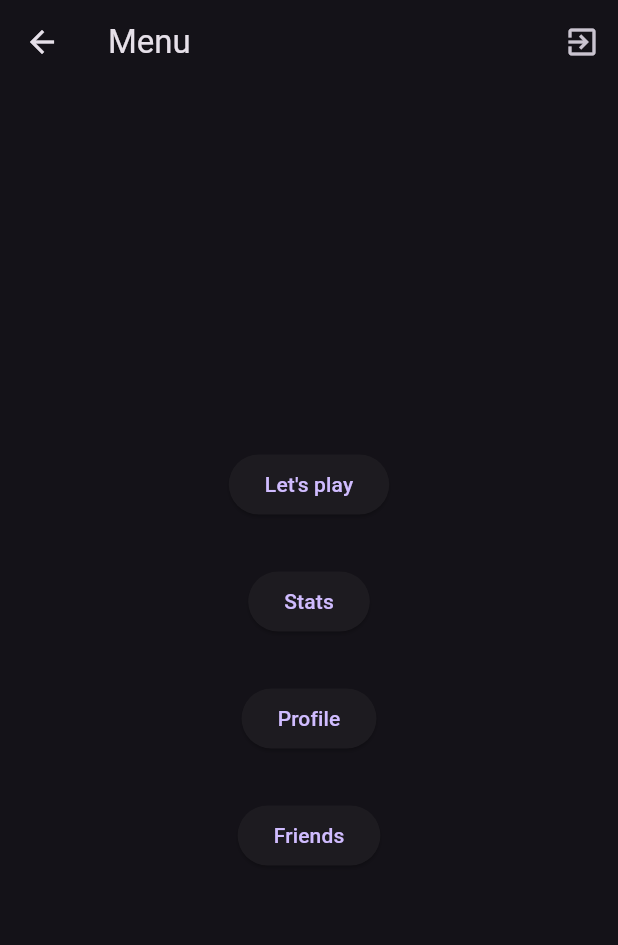
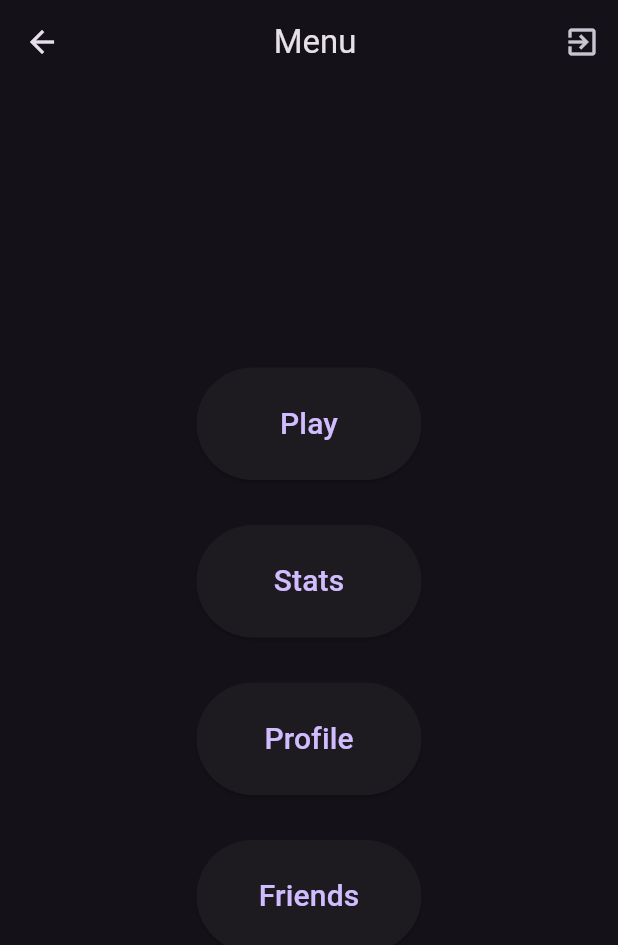
Before and after one commit to mackness33/MultiplayerSnake, a Flutter app: the MenuView screen opened directly, on a phone screen of 412 x 824 dp. Shown: the top 945 px of the screen. Run offline on Flutter 3.47's test engine with Material 2 defaults, Android fonts, the phone set to English and light mode, and no system bars; our stand-ins replace bloc, equatable, flutter_bloc, flutter_dotenv, socket_io_client, supabase and 1 more; missing offline and left inert: flame, flame_bloc; accounts and stored records are empty.

Commit message:
Fix UI of Menu

```diff
--- a/lib/views/menu_view.dart
+++ b/lib/views/menu_view.dart
@@ -9,6 +9,7 @@ import 'package:multiplayersnake/services/game/blocs/game_event.dart';
 import 'package:multiplayersnake/utils/constants.dart';
 import 'package:multiplayersnake/views/friends_view.dart';
 import 'package:multiplayersnake/views/profile_view.dart';
+import 'package:multiplayersnake/views/static_profile_view.dart';
 import 'package:multiplayersnake/views/statistics_view.dart';
 import 'package:supabase_flutter/supabase_flutter.dart';
 
@@ -38,7 +39,7 @@ class _MenuViewState extends State<MenuView> {
   Widget build(BuildContext context) {
     return Scaffold(
       appBar: AppBar(
-        title: const Text("Menu"),
+        title: const Center(child: Text("Menu")),
         actions: [
           IconButton(
             onPressed: () async {
@@ -54,55 +55,46 @@ class _MenuViewState extends State<MenuView> {
           mainAxisAlignment: MainAxisAlignment.center,
           crossAxisAlignment: CrossAxisAlignment.center,
           children: [
-            Container(
-              margin: const EdgeInsets.all(15),
-              child: ElevatedButton(
-                onPressed: () {
-                  context.read<GameBloc>().add(const GameEventConnection());
-                },
-                child: const Text('Let\'s play'),
-              ),
-            ),
-            Container(
-              margin: const EdgeInsets.all(15),
-              child: ElevatedButton(
-                onPressed: () {
-                  Navigator.push(
-                    context,
-                    MaterialPageRoute(
-                        builder: (context) => const StatisticsView()),
-                  );
-                },
-                child: const Text('Stats'),
-              ),
-            ),
-            Container(
-              margin: const EdgeInsets.all(15),
-              child: ElevatedButton(
-                onPressed: () {
-                  Navigator.push(
-                    context,
-                    MaterialPageRoute(
-                        builder: (context) => const ProfileView()),
-                  );
-                },
-                child: const Text('Profile'),
-              ),
-            ),
-            Container(
-              margin: const EdgeInsets.all(15),
-              child: ElevatedButton(
-                onPressed: () {
-                  Navigator.push(
-                    context,
-                    MaterialPageRoute(
-                        builder: (context) => const FriendsView()),
-                  );
-                },
-                child: const Text('Friends'),
-              ),
-            ),
+            option(
+                onPressed: addEvent(event: const GameEventConnection()),
+                title: 'Play'),
+            option(
+                onPressed: navigateTo(const StatisticsView()), title: 'Stats'),
+            option(
+                onPressed: navigateTo(const ProfileView()), title: 'Profile'),
+            option(
+                onPressed: navigateTo(const FriendsView()), title: 'Friends'),
           ],
+        ),
+      ),
+    );
+  }
+
+  void Function() navigateTo(StatefulWidget view) {
+    return () {
+      Navigator.push(
+        context,
+        MaterialPageRoute(builder: (context) => view),
+      );
+    };
+  }
+
+  void Function() addEvent({required GameEvent event}) {
+    return () {
+      context.read<GameBloc>().add(event);
+    };
+  }
+
+  Widget option({required void Function() onPressed, required String title}) {
+    return Container(
+      height: 75,
+      width: 150,
+      margin: const EdgeInsets.all(15),
+      child: ElevatedButton(
+        onPressed: onPressed,
+        child: Text(
+          title,
+          style: const TextStyle(fontSize: 20),
         ),
       ),
     );
@@ -115,7 +107,7 @@ Future<bool> showLogOutDialog(BuildContext context) {
     builder: (context) {
       return AlertDialog(
         title: const Text('Log out'),
-        content: const Text('Are you sure youwant to log out?'),
+        content: const Text('Are you sure you want to log out?'),
         actions: [
           TextButton(
             onPressed: () {
```
